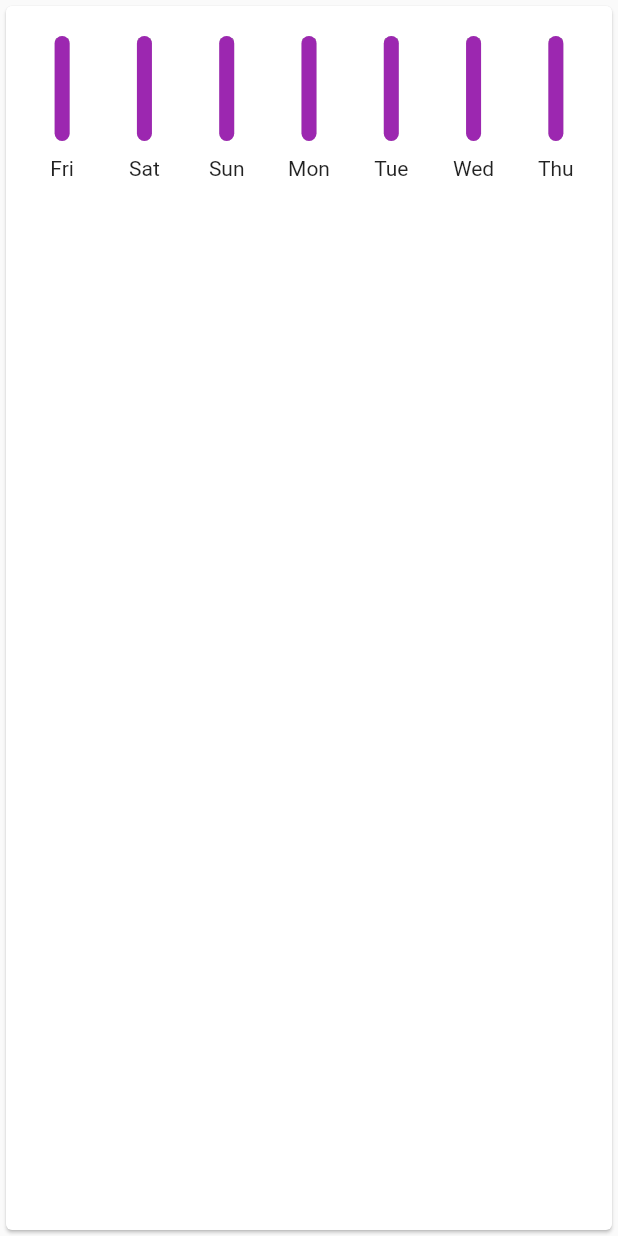
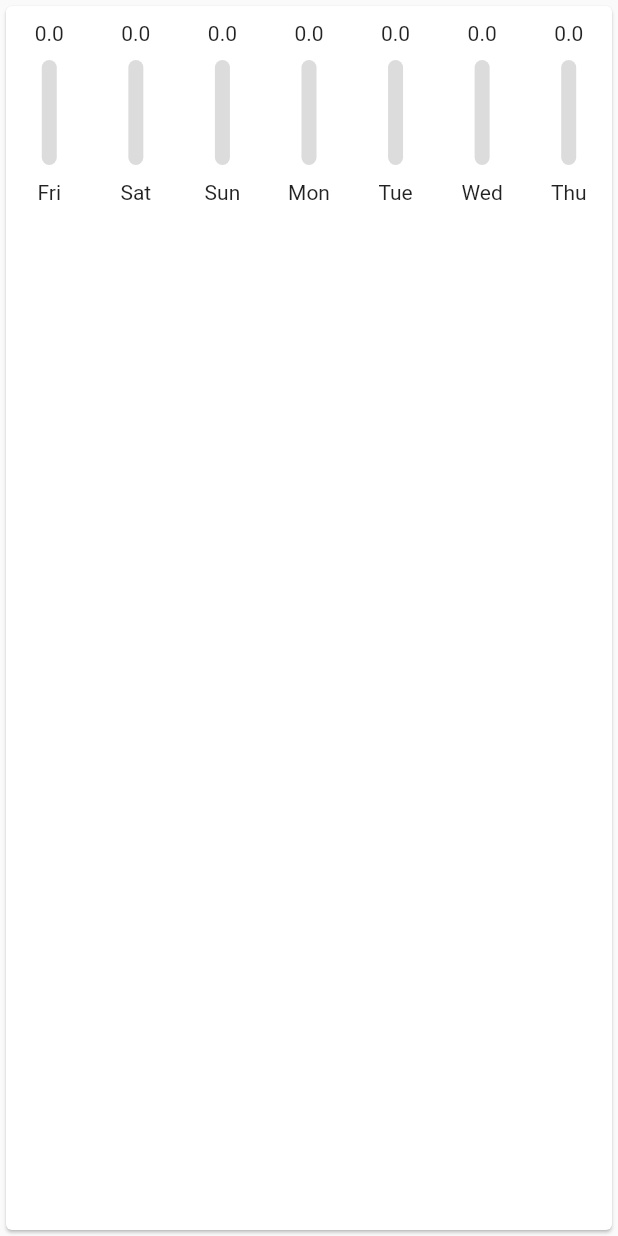
Before and after one commit to ubaidbadar/Personal-Expenses-Flutter-App, a Flutter app: the Chart widget shown alone on an empty page, opened directly with empty values, on a phone screen of 412 x 824 dp. Run offline on Flutter 3.47's test engine with Material 2 defaults, Android fonts, the phone set to English and light mode, and no system bars; our stand-ins replace date_format.

Commit message:
resolves_bugs

```diff
--- a/lib/widgets/chart.dart
+++ b/lib/widgets/chart.dart
@@ -5,19 +5,13 @@ import 'package:personalexpenses/modals/transaction.dart';
 class Chart extends StatelessWidget {
   final List<Transaction> _recentTransactions;
   Chart(this._recentTransactions);
-  double get _totalPrice {
-    double sum = 0.0;
-    _recentTransactions.map((tx) {
-      sum = tx.price;
-    });
-    return sum;
-  }
-
   List<Map<String, Object>> get _groupedTransactionValues {
     return List.generate(7, (index) {
       DateTime weekDay = DateTime.now().subtract(Duration(days: index));
       double daySum = 0.0;
+      double _totalPrice = 0;
       for (Transaction tx in _recentTransactions) {
+        _totalPrice += tx.price;
         if (tx.date.day == weekDay.day &&
             tx.date.month == weekDay.month &&
             tx.date.year == weekDay.year) {
@@ -36,7 +30,7 @@ class Chart extends StatelessWidget {
   Widget build(BuildContext context) {
     return Card(
       child: Padding(
-        padding: const EdgeInsets.all(10.0),
+        padding: const EdgeInsets.symmetric(vertical:10.0),
         child: Row(
           mainAxisAlignment: MainAxisAlignment.spaceBetween,
           children: _groupedTransactionValues.map((data) {
@@ -44,13 +38,13 @@ class Chart extends StatelessWidget {
               fit: FlexFit.tight,
               child: Column(
                 children: <Widget>[
+                  FittedBox(child: Text(data['price'].toString())),
                   Container(
                     height: 70,
                     width: 10,
                     margin: EdgeInsets.symmetric(vertical: 10),
                     child: Stack(
                       children: <Widget>[
-                        FittedBox(child: Text(data['price'].toString())),
                         Container(
                           decoration: BoxDecoration(
                             color: Color.fromRGBO(220, 220, 220, 1),
@@ -58,7 +52,7 @@ class Chart extends StatelessWidget {
                           ),
                         ),
                         FractionallySizedBox(
-                          heightFactor: data['ration'],
+                          heightFactor: data['ratio'],
                           child: Container(
                             decoration: BoxDecoration(
                               borderRadius: BorderRadius.circular(10),
--- a/lib/widgets/transaction-list.dart
+++ b/lib/widgets/transaction-list.dart
@@ -9,9 +9,10 @@ class TransactionList extends StatelessWidget {
   @override
   Widget build(BuildContext context) {
     return Container(
+      height: 200,
       child: ListView.builder(
         itemCount: _transactions.length,
-        itemBuilder: (context, index) {
+        itemBuilder: (ctx, index) {
           return Card(
             child: ListTile(
               leading: CircleAvatar(
--- a/pubspec.yaml
+++ b/pubspec.yaml
@@ -24,6 +24,7 @@ dependencies:
   # Use with the CupertinoIcons class for iOS style icons.
   cupertino_icons: ^0.1.2
   date_format: ^1.0.8
+
 dev_dependencies:
   flutter_test:
     sdk: flutter
@@ -42,7 +43,6 @@ flutter:
 
   # To add assets to your application, add an assets section, like this:
   assets:
-   - images/
    - images/
 
   # An image asset can refer to one or more resolution-specific "variants", see
```
